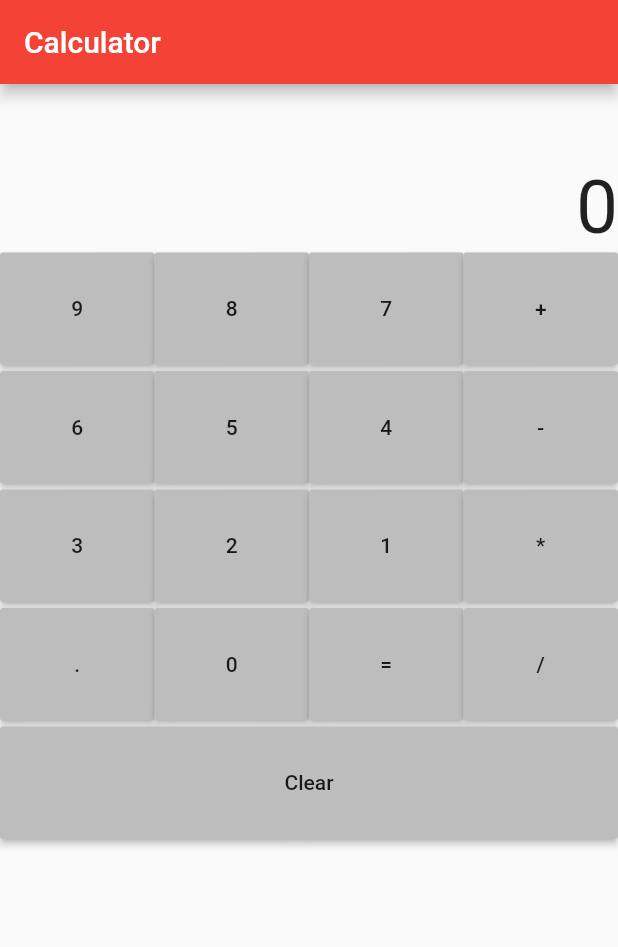
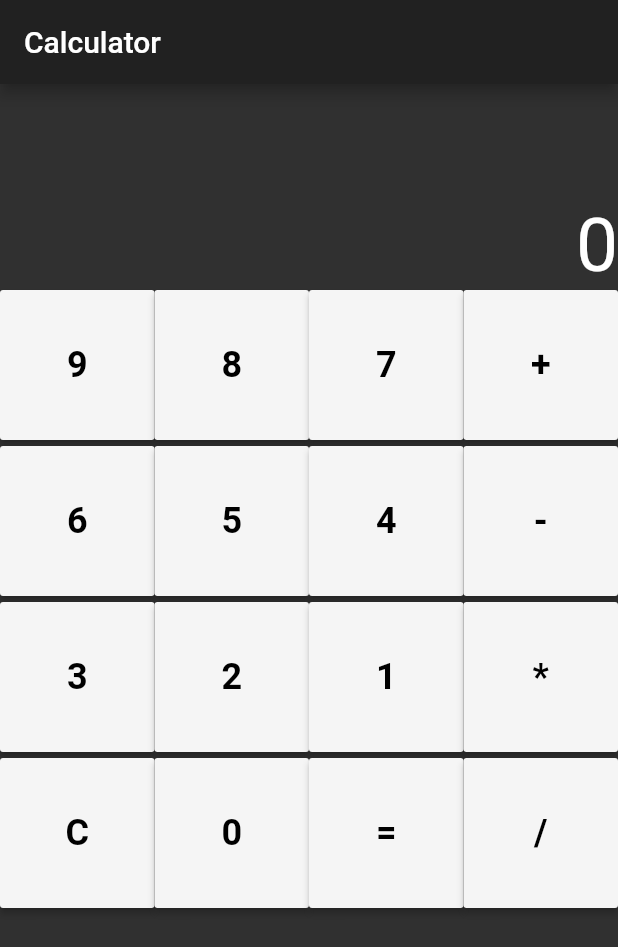
Before and after one commit to harshil1712/flutter-calcapp, a Flutter app: the screen it shows after launch, on a phone screen of 412 x 824 dp. Shown: the top 947 px of the screen. Run offline on Flutter 3.47's test engine with Material 2 defaults, Android fonts, the phone set to English and light mode, and no system bars.

Commit message:
basic calc

```diff
--- a/lib/home_page.dart
+++ b/lib/home_page.dart
@@ -39,6 +39,31 @@ class HomePageState extends State<HomePage>{
       }
         num1 = '0';
 
+        });
+  }
+  void mul(){
+    setState(() {
+          oper= '*';
+          if(flag==0){
+            num2 = num1;
+          }
+          else{
+            num2 = ansStr;
+          }
+          num1 = '0';
+        });
+  }
+
+  void div(){
+    setState(() {
+          oper= '/';
+          if(flag==0){
+            num2 = num1;
+          }
+          else{
+            num2 = ansStr;
+          }
+          num1 = '0';
         });
   }
   void one(){
@@ -122,8 +147,16 @@ class HomePageState extends State<HomePage>{
         ans = int.parse(num2)-int.parse(num1);
         flag++;
       }
-          ansStr = "$ans";
-        });
+      else if(oper == '*'){
+        ans = int.parse(num2)*int.parse(num1);
+        flag++;
+      }
+      else if(oper == '/'){
+        ans = int.parse(num2)~/int.parse(num1);
+        flag++;
+      }
+      ansStr = "$ans";
+    });
   }
 
   @override
@@ -137,7 +170,7 @@ class HomePageState extends State<HomePage>{
           children: <Widget>[
             new Container(
               constraints: new BoxConstraints.expand(
-                height: Theme.of(context).textTheme.display1.fontSize * 1.1 + 75.0,
+                height: Theme.of(context).textTheme.display1.fontSize * 1.1 + 100.0,
               ),
               alignment: Alignment.bottomRight,
               child: new Text(
@@ -152,33 +185,41 @@ class HomePageState extends State<HomePage>{
               children: <Widget>[
                 new Expanded(
                   child: new MaterialButton(
-                    height: 75.0,
-                    child:new Text("9"),
-                    color: Colors.grey.shade400,
+                    height: 100.0,
+                    child:new Text("9",
+                    style: new TextStyle(fontWeight: FontWeight.bold, fontSize: 24.0)),
+                    textColor: Colors.black,
+                    color: Colors.grey[100],
                     onPressed: nine,
                   )
                 ),
                 new Expanded(
                   child: new MaterialButton(
-                    height: 75.0,
-                    child:new Text("8"),
-                    color: Colors.grey.shade400,
+                    height: 100.0,
+                    child:new Text("8",
+                    style: new TextStyle(fontWeight: FontWeight.bold, fontSize: 24.0)),
+                    textColor: Colors.black,
+                    color: Colors.grey[100],
                     onPressed: eight,
                   ),
                 ),
                 new Expanded(
                   child: new MaterialButton(
-                    height: 75.0,
-                    child:new Text("7"),
-                    color: Colors.grey.shade400,
+                    height: 100.0,
+                    child:new Text("7",
+                    style: new TextStyle(fontWeight: FontWeight.bold, fontSize: 24.0)),
+                    textColor: Colors.black,
+                    color: Colors.grey[100],
                     onPressed: seven,
                   ),
                 ),
                 new Expanded(
                   child: new MaterialButton(
-                    height: 75.0,
-                    child:new Text("+"),
-                    color: Colors.grey.shade400,
+                    height: 100.0,
+                    child:new Text("+",
+                    style: new TextStyle(fontWeight: FontWeight.bold, fontSize: 24.0)),
+                    textColor: Colors.black,
+                    color: Colors.grey[100],
                     onPressed: add,
                   ),
                 )
@@ -189,33 +230,41 @@ class HomePageState extends State<HomePage>{
               children: <Widget>[
                 new Expanded(
                   child: new MaterialButton(
-                    height: 75.0,
-                    child:new Text("6"),
-                    color: Colors.grey.shade400,
+                    height: 100.0,
+                    child:new Text("6",
+                    style: new TextStyle(fontWeight: FontWeight.bold, fontSize: 24.0)),
+                    textColor: Colors.black,
+                    color: Colors.grey[100],
                     onPressed: six,
                   )
                 ),
                 new Expanded(
                   child: new MaterialButton(
-                    height: 75.0,
-                    child:new Text("5"),
-                    color: Colors.grey.shade400,
+                    height: 100.0,
+                    child:new Text("5",
+                    style: new TextStyle(fontWeight: FontWeight.bold, fontSize: 24.0)),
+                    textColor: Colors.black,
+                    color: Colors.grey[100],
                     onPressed: five,
                   ),
                 ),
                 new Expanded(
                   child: new MaterialButton(
-                    height: 75.0,
-                    child:new Text("4"),
-                    color: Colors.grey.shade400,
+                    height: 100.0,
+                    child:new Text("4",
+                    style: new TextStyle(fontWeight: FontWeight.bold, fontSize: 24.0)),
+                    textColor: Colors.black,
+                    color: Colors.grey[100],
                     onPressed: four,
                   ),
                 ),
                 new Expanded(
                   child: new MaterialButton(
-                    height: 75.0,
-                    child:new Text("-"),
-                    color: Colors.grey.shade400,
+                    height: 100.0,
+                    child:new Text("-",
+                    style: new TextStyle(fontWeight: FontWeight.bold, fontSize: 24.0)),
+                    textColor: Colors.black,
+                    color: Colors.grey[100],
                     onPressed: sub,
                   ),
                 )
@@ -226,34 +275,42 @@ class HomePageState extends State<HomePage>{
               children: <Widget>[
                 new Expanded(
                   child: new MaterialButton(
-                    height: 75.0,
-                    child:new Text("3"),
-                    color: Colors.grey.shade400,
+                    height: 100.0,
+                    child:new Text("3",
+                    style: new TextStyle(fontWeight: FontWeight.bold, fontSize: 24.0)),
+                    textColor: Colors.black,
+                    color: Colors.grey[100],
                     onPressed: three,
                   )
                 ),
                 new Expanded(
                   child: new MaterialButton(
-                    height: 75.0,
-                    child:new Text("2"),
-                    color: Colors.grey.shade400,
+                    height: 100.0,
+                    child:new Text("2",
+                    style: new TextStyle(fontWeight: FontWeight.bold, fontSize: 24.0)),
+                    textColor: Colors.black,
+                    color: Colors.grey[100],
                     onPressed: two,
                   ),
                 ),
                 new Expanded(
                   child: new MaterialButton(
-                    height: 75.0,
-                    child:new Text("1"),
-                    color: Colors.grey.shade400,
+                    height: 100.0,
+                    child:new Text("1",
+                    style: new TextStyle(fontWeight: FontWeight.bold, fontSize: 24.0)),
+                    textColor: Colors.black,
+                    color: Colors.grey[100],
                     onPressed: one,
                   ),
                 ),
                 new Expanded(
                   child: new MaterialButton(
-                    height: 75.0,
-                    child:new Text("*"),
-                    color: Colors.grey.shade400,
-                    onPressed: (){},
+                    height: 100.0,
+                    child:new Text("*",
+                    style: new TextStyle(fontWeight: FontWeight.bold, fontSize: 24.0)),
+                    textColor: Colors.black,
+                    color: Colors.grey[100],
+                    onPressed: mul,
                   ),
                 )
               ],
@@ -263,50 +320,45 @@ class HomePageState extends State<HomePage>{
               children: <Widget>[
                 new Expanded(
                   child: new MaterialButton(
-                    height: 75.0,
-                    child:new Text("."),
-                    color: Colors.grey.shade400,
-                    onPressed: (){},
+                    height: 100.0,
+                    child:new Text("C",
+                    style: new TextStyle(fontWeight: FontWeight.bold, fontSize: 24.0)),
+                    textColor: Colors.black,
+                    color: Colors.grey[100],
+                    onPressed: clear,
                   )
                 ),
                 new Expanded(
                   child: new MaterialButton(
-                    height: 75.0,
-                    child:new Text("0"),
-                    color: Colors.grey.shade400,
+                    height: 100.0,
+                    child:new Text("0",
+                    style: new TextStyle(fontWeight: FontWeight.bold, fontSize: 24.0)),
+                    textColor: Colors.black,
+                    color: Colors.grey[100],
                     onPressed: zero,
                   ),
                 ),
                 new Expanded(
                   child: new MaterialButton(
-                    height: 75.0,
-                    child:new Text("="),
-                    color: Colors.grey.shade400,
+                    height: 100.0,
+                    child:new Text("=",
+                    style: new TextStyle(fontWeight: FontWeight.bold, fontSize: 24.0)),
+                    textColor: Colors.black,
+                    color: Colors.grey[100],
                     onPressed:disp,
                   ),
                 ),
                 new Expanded(
                   child: new MaterialButton(
-                    height: 75.0,
-                    child:new Text("/"),
-                    color: Colors.grey.shade400,
-                    onPressed: (){},
+                    height: 100.0,
+                    child:new Text("/",
+                    style: new TextStyle(fontWeight: FontWeight.bold, fontSize: 24.0)),
+                    textColor: Colors.black,
+                    color: Colors.grey[100],
+                    onPressed: div,
                   ),
                 )
               ],
-            ),
-            new Padding(padding: new EdgeInsets.all(2.0),),
-            new Row (
-              children: <Widget>[
-                new Expanded(
-                  child: new MaterialButton(
-                    height: 75.0,
-                    child:new Text("Clear"),
-                    color: Colors.grey.shade400,
-                    onPressed: clear,
-                  ),
-                )
-              ]
             )
           ],
         ),
--- a/lib/main.dart
+++ b/lib/main.dart
@@ -8,9 +8,7 @@ class MyApp extends StatelessWidget {
   Widget build(BuildContext context) {
     return new MaterialApp(
       title: "Calculator App",
-      theme: new ThemeData(
-        primarySwatch: Colors.red
-      ),
+      theme: new ThemeData.dark(),
       home: new HomePage(),
     );
   }
```
